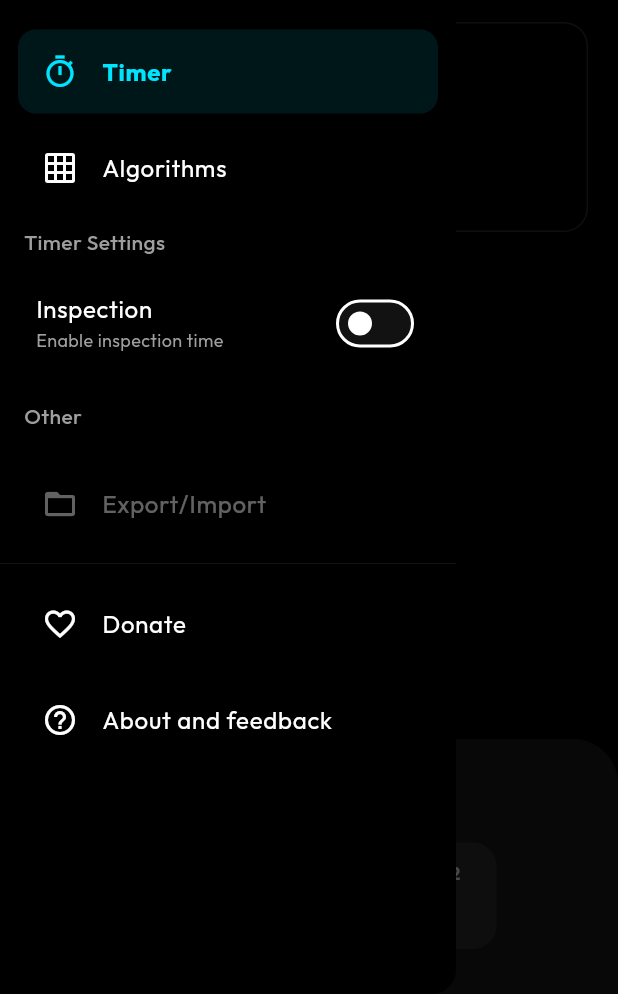
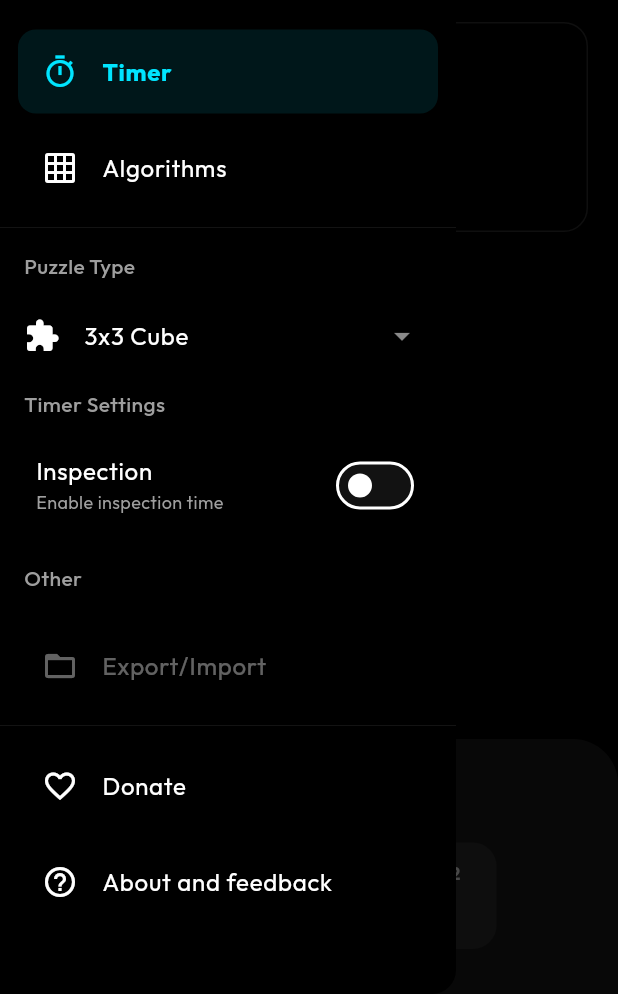
Before and after one commit to manmit-s/chronospin, a Flutter app: the screen it shows after launch, with the side drawer open, on a phone screen of 412 x 824 dp, the part 242-1236 px from its top. Run offline on Flutter 3.47's test engine with Material 3 defaults, Android fonts, the phone set to English and light mode, and no system bars; our stand-ins replace fl_chart, flutter_dotenv, flutter_riverpod, google_fonts, image_picker, sqflite and 1 more; accounts and stored records are empty.

Commit message:
Puzzle selector in sidebar and removed center alignment for timer

```diff
--- a/lib/core/presentation/widgets/app_drawer.dart
+++ b/lib/core/presentation/widgets/app_drawer.dart
@@ -100,6 +100,77 @@ class AppDrawer extends ConsumerWidget {
               Navigator.push(
                 context,
                 MaterialPageRoute(builder: (_) => const AlgorithmsPage()),
+              );
+            },
+          ),
+
+          const Divider(thickness: 0.5, color: Colors.white10),
+          const Padding(
+            padding: EdgeInsets.symmetric(horizontal: 16, vertical: 8),
+            child: Text(
+              "Puzzle Type",
+              style: TextStyle(color: Colors.grey, fontWeight: FontWeight.w500),
+            ),
+          ),
+
+          Consumer(
+            builder: (context, ref, _) {
+              final current = ref.watch(puzzleProvider);
+              return ListTile(
+                leading: const Icon(Icons.extension, color: Colors.white),
+                title: Text(
+                  current.label,
+                  style: const TextStyle(color: Colors.white),
+                ),
+                trailing: const Icon(
+                  Icons.arrow_drop_down,
+                  color: Colors.white54,
+                ),
+                onTap: () {
+                  showModalBottomSheet(
+                    context: context,
+                    backgroundColor: const Color(0xFF1E1E1E),
+                    shape: const RoundedRectangleBorder(
+                      borderRadius: BorderRadius.vertical(
+                        top: Radius.circular(20),
+                      ),
+                    ),
+                    builder: (ctx) => SafeArea(
+                      child: Column(
+                        mainAxisSize: MainAxisSize.min,
+                        children: [
+                          const SizedBox(height: 12),
+                          Container(
+                            height: 4,
+                            width: 40,
+                            decoration: BoxDecoration(
+                              color: Colors.grey[800],
+                              borderRadius: BorderRadius.circular(2),
+                            ),
+                          ),
+                          const SizedBox(height: 12),
+                          ...PuzzleType.values.map(
+                            (p) => ListTile(
+                              title: Text(
+                                p.label,
+                                style: const TextStyle(color: Colors.white),
+                              ),
+                              trailing: p == current
+                                  ? Icon(Icons.check, color: theme.primaryColor)
+                                  : null,
+                              onTap: () {
+                                ref.read(puzzleProvider.notifier).state = p;
+                                ref.invalidate(scrambleProvider);
+                                Navigator.pop(ctx);
+                              },
+                            ),
+                          ),
+                          const SizedBox(height: 20),
+                        ],
+                      ),
+                    ),
+                  );
+                },
               );
             },
           ),
--- a/lib/features/timer/presentation/pages/timer_page.dart
+++ b/lib/features/timer/presentation/pages/timer_page.dart
@@ -195,18 +195,10 @@ class _TimerPageState extends ConsumerState<TimerPage> {
         onLongPressDown: (_) => _handleHoldStart(),
         onLongPressUp: _handleHoldEnd,
         onTap: _handleTap,
-        child: Stack(
+        child: Column(
           children: [
             // 1. Top UI Section
-            Positioned(
-              top: 0,
-              left: 0,
-              right: 0,
-              child: AnimatedSlide(
-                duration: const Duration(milliseconds: 300),
-                offset: isFocusMode ? const Offset(0, -1) : Offset.zero,
-                curve: Curves.easeInOut,
-                child: AnimatedOpacity(
+            AnimatedOpacity(
               duration: const Duration(milliseconds: 200),
               opacity: isFocusMode ? 0.0 : 1.0,
               child: IgnorePointer(
@@ -239,8 +231,7 @@ class _TimerPageState extends ConsumerState<TimerPage> {
                                 Navigator.push(
                                   context,
                                   MaterialPageRoute(
-                                        builder: (context) =>
-                                            const ProfilePage(),
+                                    builder: (context) => const ProfilePage(),
                                   ),
                                 );
                               },
@@ -325,26 +316,20 @@ class _TimerPageState extends ConsumerState<TimerPage> {
                 ),
               ),
             ),
-              ),
-            ),
 
             // 2. Timer Center - Independent of other UI
-            const Center(child: TimerDisplay()),
-
+            const Expanded(child: Center(child: TimerDisplay())),
 
             // History Action Button
-            Positioned(
-              left: 20,
-              bottom: 180,
-              child: AnimatedSlide(
-               duration: const Duration(milliseconds: 300),
-               offset: isFocusMode ? const Offset(-2, 0) : Offset.zero,
-               curve: Curves.easeInOut,
-                child: AnimatedOpacity(
+            AnimatedOpacity(
               duration: const Duration(milliseconds: 200),
               opacity: isFocusMode ? 0.0 : 1.0,
               child: IgnorePointer(
                 ignoring: isFocusMode,
+                child: Padding(
+                  padding: const EdgeInsets.only(bottom: 20, left: 20),
+                  child: Align(
+                    alignment: Alignment.centerLeft,
                     child: FloatingActionButton.small(
                       heroTag: "history",
                       onPressed: () {
@@ -365,13 +350,7 @@ class _TimerPageState extends ConsumerState<TimerPage> {
             ),
 
             // Bottom Stats Sheet
-            Align(
-              alignment: Alignment.bottomCenter,
-              child: AnimatedSlide(
-                duration: const Duration(milliseconds: 300),
-                offset: isFocusMode ? const Offset(0, 1) : Offset.zero,
-                curve: Curves.easeInOut,
-                child: AnimatedOpacity(
+            AnimatedOpacity(
               duration: const Duration(milliseconds: 200),
               opacity: isFocusMode ? 0.0 : 1.0,
               child: IgnorePointer(
@@ -463,7 +442,6 @@ class _TimerPageState extends ConsumerState<TimerPage> {
                 ),
               ),
             ),
-            ),
           ],
         ),
       ),
--- a/lib/features/timer/presentation/providers/timer_providers.dart
+++ b/lib/features/timer/presentation/providers/timer_providers.dart
@@ -1,4 +1,16 @@
 import 'package:flutter_riverpod/flutter_riverpod.dart';
+
+// Puzzle Types
+enum PuzzleType {
+  cube2x2('2x2 Cube'),
+  cube3x3('3x3 Cube'),
+  cube4x4('4x4 Cube');
+
+  final String label;
+  const PuzzleType(this.label);
+}
+
+final puzzleProvider = StateProvider<PuzzleType>((ref) => PuzzleType.cube3x3);
 
 // Generates a random scramble
 final scrambleProvider = StateProvider<String>((ref) {
@@ -8,13 +20,30 @@ final scrambleProvider = StateProvider<String>((ref) {
   // Actually, for now, let's use a standard implementation or mock it if complex.
   // Let's try to generate ~20 random moves.
 
-  List<String> moves = ['R', 'L', 'U', 'D', 'F', 'B'];
+  final puzzle = ref.watch(puzzleProvider);
+
+  List<String> moves = [];
+  int length = 20;
+
+  if (puzzle == PuzzleType.cube2x2) {
+    moves = ['R', 'U', 'F'];
+    length = 9;
+  } else if (puzzle == PuzzleType.cube3x3) {
+    moves = ['R', 'L', 'U', 'D', 'F', 'B'];
+    length = 20;
+  } else if (puzzle == PuzzleType.cube4x4) {
+    // Simplified 4x4: Standard moves + Rw etc if we wanted,
+    // but sticking to standard notation plus 'w' modifier chance for simplicity.
+    moves = ['R', 'L', 'U', 'D', 'F', 'B', 'Uw', 'Fw', 'Rw'];
+    length = 40;
+  }
+
   List<String> modifiers = ['', "'", '2'];
+
   List<String> scramble = [];
-
   String lastMove = "";
 
-  for (int i = 0; i < 20; i++) {
+  for (int i = 0; i < length; i++) {
     String move = "";
     do {
       move = (moves..shuffle()).first;
--- a/lib/features/timer/presentation/widgets/timer_display.dart
+++ b/lib/features/timer/presentation/widgets/timer_display.dart
@@ -37,35 +37,41 @@ class TimerDisplay extends ConsumerWidget {
       timerColor = Colors.orangeAccent;
     }
 
-    return Column(
-      mainAxisSize: MainAxisSize.min,
+    return Stack(
+      alignment: Alignment.center,
+      clipBehavior: Clip.none, // Allow labels to paint outside if needed
       children: [
+        // Inspection Label - Transformed up
         if (timerState == TimerState.inspection)
-          Padding(
-            padding: const EdgeInsets.only(bottom: 8.0),
-            child: Text(
+          Transform.translate(
+            offset: const Offset(0, -60),
+            child: const Text(
               "INSPECTION",
               style: TextStyle(
-                color: Colors.orangeAccent, // Match inspection color
+                color: Colors.orangeAccent,
                 letterSpacing: 2.0,
                 fontSize: 16,
                 fontWeight: FontWeight.bold,
               ),
             ),
           ),
+
+        // Main Timer Digits - Centered anchor
         Text(
           formattedTime,
           style: TextStyle(
             fontSize: 80,
             fontWeight: FontWeight.w700,
-            fontFamily: 'Outfit', // Ensure font is loaded or use default
+            fontFamily: 'Outfit',
             color: timerColor,
             fontFeatures: const [FontFeature.tabularFigures()],
           ),
         ),
+
+        // Hold Label - Transformed down
         if (timerState == TimerState.idle)
-          Padding(
-            padding: const EdgeInsets.only(top: 8.0),
+          Transform.translate(
+            offset: const Offset(0, 60),
             child: Text(
               "HOLD TO START",
               style: TextStyle(
```
Lines whose indentation alone changed are shown as unchanged.
